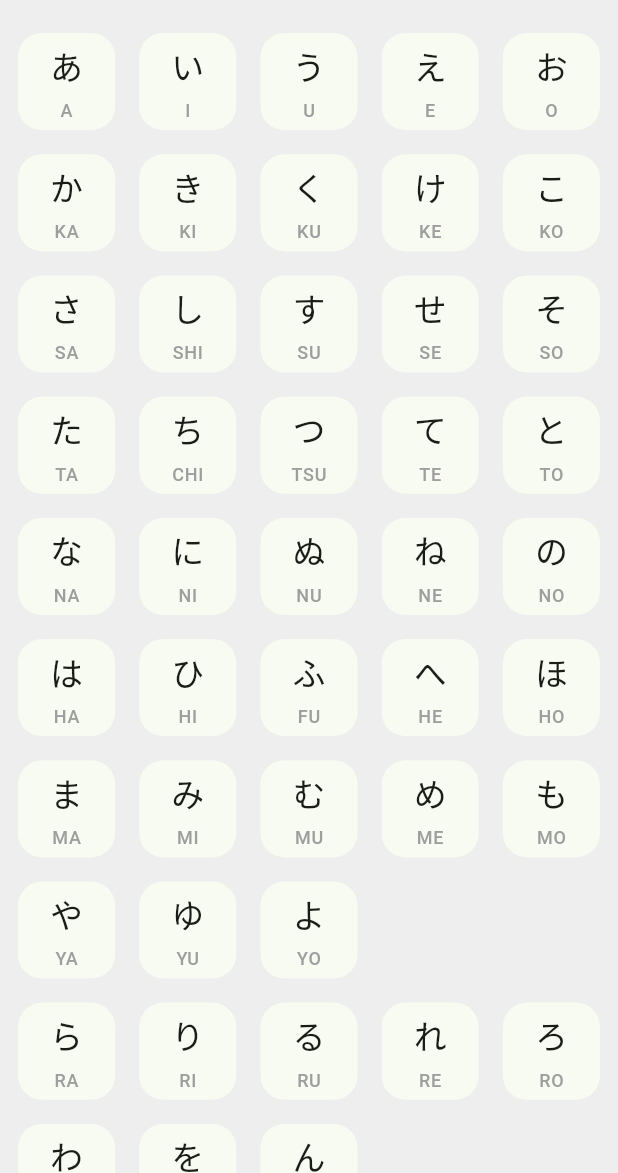
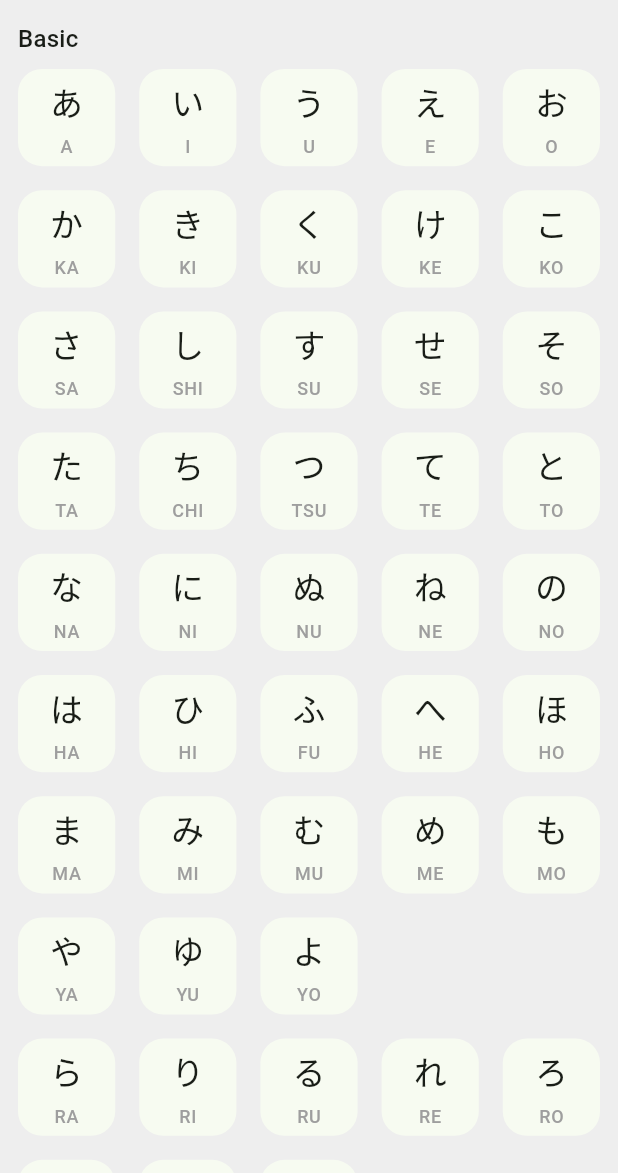
Before and after one commit to ydori/kana, a Flutter app: the HiraganaChartScreen screen opened by its route, on a phone screen of 412 x 824 dp, the part 63-1236 px from its top. Run offline on Flutter 3.47's test engine with Material 3 defaults, Android fonts, the phone set to English and light mode, and no system bars.

Commit message:
feat(ui): add title to chart

```diff
--- a/lib/feature/chart/hiragana_chart_screen.dart
+++ b/lib/feature/chart/hiragana_chart_screen.dart
@@ -25,18 +25,21 @@ class HiraganaChartScreen extends StatelessWidget {
               children: [
                 Expanded(
                   child: KanaChart(
+                    title: "Basic",
                     kanaMaps: Hiragana.bases,
                     padding: EdgeInsets.symmetric(horizontal: 4.0),
                   ),
                 ),
                 Expanded(
                   child: KanaChart(
+                    title: "Dakuten",
                     kanaMaps: Hiragana.dakutens,
                     padding: EdgeInsets.symmetric(horizontal: 4.0),
                   ),
                 ),
                 Expanded(
                   child: KanaChart(
+                    title: "Handakuten",
                     kanaMaps: Hiragana.handakutens,
                     padding: EdgeInsets.symmetric(horizontal: 4.0),
                   ),
@@ -46,25 +49,69 @@ class HiraganaChartScreen extends StatelessWidget {
           }
           if (constraints.maxWidth > 1000) {
             return Row(
+              crossAxisAlignment: CrossAxisAlignment.start,
               children: [
                 Expanded(
                   child: KanaChart(
+                    title: "Basic",
                     kanaMaps: Hiragana.bases,
                     padding: EdgeInsets.symmetric(horizontal: 4.0),
                   ),
                 ),
                 Expanded(
-                  child: KanaChart(
-                    kanaMaps: Hiragana.dakutens + Hiragana.handakutens,
-                    padding: EdgeInsets.symmetric(horizontal: 4.0),
+                  child: SingleChildScrollView(
+                    child: Column(
+                      children: [
+                        KanaChart(
+                          title: "Dakuten",
+                          kanaMaps: Hiragana.dakutens,
+                          padding: EdgeInsets.symmetric(horizontal: 4.0),
+                          scrollPhysics: NeverScrollableScrollPhysics(),
+                          shrinkWrap: true,
+                        ),
+                        SizedBox(height: 16.0),
+                        KanaChart(
+                          title: "Handakuten",
+                          kanaMaps: Hiragana.handakutens,
+                          padding: EdgeInsets.symmetric(horizontal: 4.0),
+                          scrollPhysics: NeverScrollableScrollPhysics(),
+                          shrinkWrap: true,
+                        ),
+                      ],
+                    ),
                   ),
                 ),
               ],
             );
           }
-          return KanaChart(
-            kanaMaps: Hiragana.all,
-            padding: EdgeInsets.symmetric(horizontal: 4.0),
+          return SingleChildScrollView(
+            child: Column(
+              children: [
+                KanaChart(
+                  title: "Basic",
+                  kanaMaps: Hiragana.bases,
+                  padding: EdgeInsets.symmetric(horizontal: 4.0),
+                  scrollPhysics: NeverScrollableScrollPhysics(),
+                  shrinkWrap: true,
+                ),
+                SizedBox(height: 16.0),
+                KanaChart(
+                  title: "Dakuten",
+                  kanaMaps: Hiragana.dakutens,
+                  padding: EdgeInsets.symmetric(horizontal: 4.0),
+                  scrollPhysics: NeverScrollableScrollPhysics(),
+                  shrinkWrap: true,
+                ),
+                SizedBox(height: 16.0),
+                KanaChart(
+                  title: "Handakuten",
+                  kanaMaps: Hiragana.handakutens,
+                  padding: EdgeInsets.symmetric(horizontal: 4.0),
+                  scrollPhysics: NeverScrollableScrollPhysics(),
+                  shrinkWrap: true,
+                ),
+              ],
+            ),
           );
         },
       ),
--- a/lib/feature/chart/widget/kana_chart.dart
+++ b/lib/feature/chart/widget/kana_chart.dart
@@ -4,10 +4,20 @@ import "../../../core/model/hiragana.dart";
 import "kana_box.dart";
 
 class KanaChart extends StatelessWidget {
-  const KanaChart({super.key, required this.kanaMaps, required this.padding});
+  const KanaChart({
+    super.key,
+    required this.title,
+    required this.kanaMaps,
+    required this.padding,
+    this.scrollPhysics,
+    this.shrinkWrap = false,
+  });
 
+  final String title;
   final List<KanaMap> kanaMaps;
   final EdgeInsets padding;
+  final ScrollPhysics? scrollPhysics;
+  final bool shrinkWrap;
 
   @override
   Widget build(BuildContext context) {
@@ -16,8 +26,19 @@ class KanaChart extends StatelessWidget {
         final size = (constraints.maxWidth - padding.horizontal) / 5;
         return ListView.builder(
           padding: padding,
+          physics: scrollPhysics,
+          shrinkWrap: shrinkWrap,
           itemBuilder: (context, index) {
-            final rowEntries = kanaMaps[index].entries.toList();
+            if (index == 0) {
+              return Padding(
+                padding: EdgeInsets.symmetric(horizontal: 8.0),
+                child: Text(
+                  title,
+                  style: Theme.of(context).textTheme.titleMedium,
+                ),
+              );
+            }
+            final rowEntries = kanaMaps[index - 1].entries.toList();
             return SizedBox(
               height: size,
               child: ListView.builder(
@@ -44,7 +65,7 @@ class KanaChart extends StatelessWidget {
               ),
             );
           },
-          itemCount: kanaMaps.length,
+          itemCount: kanaMaps.length + 1,
         );
       },
     );
```
